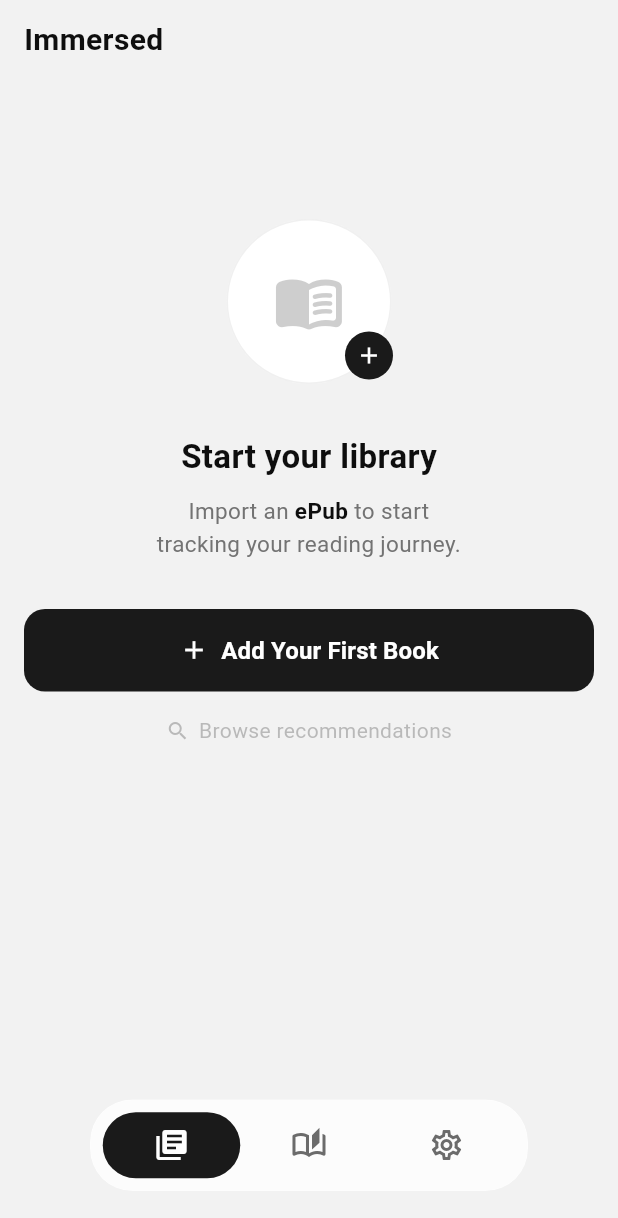
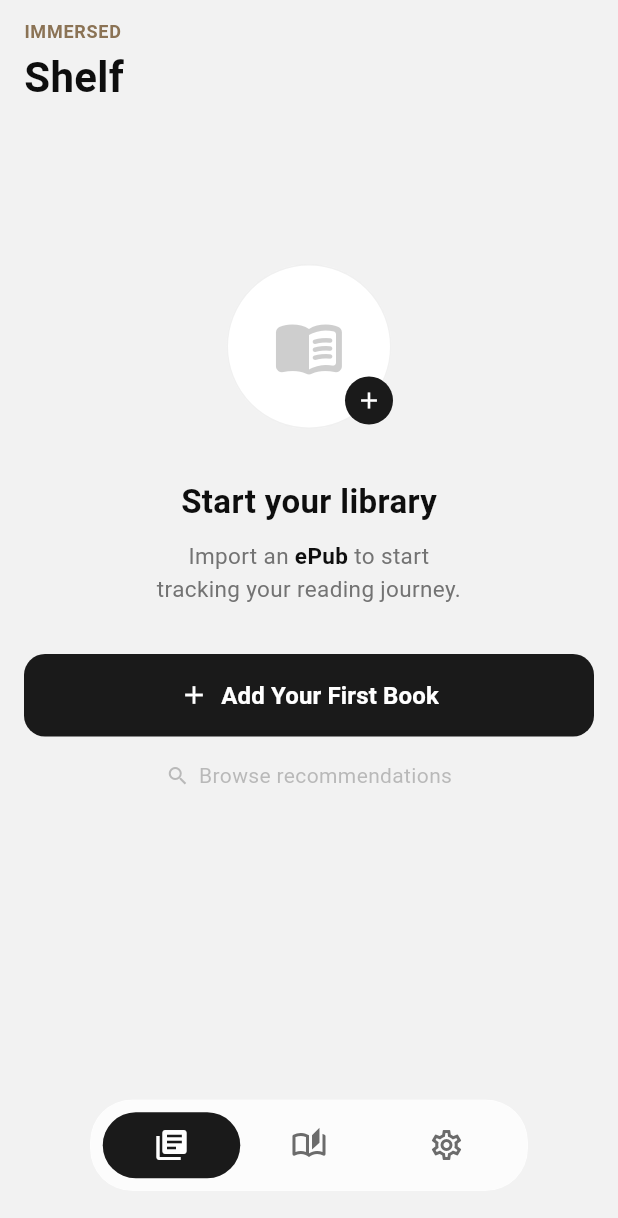
Before and after one commit to BarrySong97/UNI, a Flutter app: the screen it shows after launch, on a phone screen of 412 x 824 dp. Shown: the top 1218 px of the screen. Run offline on Flutter 3.47's test engine with Material 3 defaults, Android fonts, the phone set to English and light mode, and no system bars; our stand-ins replace file_picker, shared_preferences, sqflite; missing offline and left inert: flureadium; accounts and stored records are empty.

Commit message:
feat(library): redesign header and book grid layout
Update header to show IMMERSED label with Shelf title. Convert book grid
from horizontal scroll to 2-column vertical layout with category filter
tabs (All/Reading/Finished) based on reading progress.

Co-Authored-By: Claude <noreply@anthropic.com>

```diff
--- a/lib/components/library/library-header.dart
+++ b/lib/components/library/library-header.dart
@@ -17,15 +17,30 @@ class LibraryHeader extends StatelessWidget {
   @override
   Widget build(BuildContext context) {
     return Row(
-      crossAxisAlignment: CrossAxisAlignment.center,
+      crossAxisAlignment: CrossAxisAlignment.end,
       children: <Widget>[
-        const Text(
-          'Immersed',
-          style: TextStyle(
-            fontSize: 20,
-            fontWeight: FontWeight.w700,
-            color: LibraryDesignTokens.textPrimary,
-          ),
+        const Column(
+          crossAxisAlignment: CrossAxisAlignment.start,
+          children: <Widget>[
+            Text(
+              'IMMERSED',
+              style: TextStyle(
+                fontSize: LibraryDesignTokens.headerLabelSize,
+                fontWeight: FontWeight.w600,
+                color: LibraryDesignTokens.headerLabelColor,
+                letterSpacing: 0.5,
+              ),
+            ),
+            SizedBox(height: 2),
+            Text(
+              'Shelf',
+              style: TextStyle(
+                fontSize: LibraryDesignTokens.headerTitleSize,
+                fontWeight: FontWeight.w700,
+                color: LibraryDesignTokens.textPrimary,
+              ),
+            ),
+          ],
         ),
         const Spacer(),
         if (showImportButton)
--- a/lib/pages/library/library-page-layout.dart
+++ b/lib/pages/library/library-page-layout.dart
@@ -25,6 +25,9 @@ class LibraryPageLayout extends StatelessWidget {
     this.nowReadingProgress = 0,
     this.gridBooks = const <BookEntity>[],
     this.onContinueReadingTap,
+    this.categories = const <String>[],
+    this.activeCategory = 'All',
+    this.onCategoryTap,
     super.key,
   });
 
@@ -40,6 +43,9 @@ class LibraryPageLayout extends StatelessWidget {
   final double nowReadingProgress;
   final List<BookEntity> gridBooks;
   final VoidCallback? onContinueReadingTap;
+  final List<String> categories;
+  final String activeCategory;
+  final ValueChanged<String>? onCategoryTap;
 
   @override
   Widget build(BuildContext context) {
@@ -96,8 +102,13 @@ class LibraryPageLayout extends StatelessWidget {
                       _buildReadingPrompt(),
                     ],
                     const SizedBox(height: 24),
-                    if (gridBooks.isNotEmpty)
-                      LibraryBookGrid(books: gridBooks, onBookTap: onBookTap),
+                    LibraryBookGrid(
+                      books: gridBooks,
+                      onBookTap: onBookTap,
+                      categories: categories,
+                      activeCategory: activeCategory,
+                      onCategoryTap: onCategoryTap ?? (_) {},
+                    ),
                   ],
                 ],
               ),
--- a/lib/pages/library/library-page.dart
+++ b/lib/pages/library/library-page.dart
@@ -55,6 +55,9 @@ class _LibraryPageState extends State<LibraryPage> {
               ? (state.progressMap[nowReading.id] ?? 0)
               : 0,
           gridBooks: gridBooks,
+          categories: state.categories,
+          activeCategory: state.activeCategory,
+          onCategoryTap: (category) => store.setCategory(category),
           onBookTap: (book) => _openBookFromLibrary(book.id),
           onImportTap: () => _pickAndImportBook(context),
           onContinueReadingTap: nowReading != null
@@ -91,7 +94,7 @@ class _LibraryPageState extends State<LibraryPage> {
   }
 
   List<BookEntity> _computeGridBooks(LibraryState state, String? nowReadingId) {
-    final remaining = state.books
+    final remaining = state.filteredBooks
         .where((b) => b.id != nowReadingId)
         .toList();
 
@@ -110,7 +113,7 @@ class _LibraryPageState extends State<LibraryPage> {
       return bTime.compareTo(aTime);
     });
 
-    return remaining.take(8).toList();
+    return remaining;
   }
 
   Future<void> _pickAndImportBook(BuildContext context) async {
--- a/lib/stores/library/library-state.dart
+++ b/lib/stores/library/library-state.dart
@@ -28,8 +28,8 @@ class LibraryState {
   factory LibraryState.initial() => const LibraryState(
     books: <BookEntity>[],
     filteredBooks: <BookEntity>[],
-    categories: <String>['ALL', 'FICTION', 'NON-FICTION', 'DESIGN', 'HISTORY'],
-    activeCategory: 'ALL',
+    categories: <String>['All', 'Reading', 'Finished'],
+    activeCategory: 'All',
     isLoading: false,
   );
 
--- a/lib/stores/library/library-store.dart
+++ b/lib/stores/library/library-store.dart
@@ -211,26 +211,18 @@ class LibraryStore extends ChangeNotifier {
   }
 
   List<BookEntity> _filterByCategory(List<BookEntity> books, String category) {
-    if (category == 'ALL') {
+    if (category == 'All') {
       return books;
     }
-    return books
-        .where((book) => _mapCategory(book) == category)
-        .toList(growable: false);
-  }
-
-  String _mapCategory(BookEntity book) {
-    final bucket = book.id.hashCode.abs() % 4;
-    switch (bucket) {
-      case 0:
-        return 'FICTION';
-      case 1:
-        return 'NON-FICTION';
-      case 2:
-        return 'DESIGN';
-      default:
-        return 'HISTORY';
-    }
+    final progressMap = _state.progressMap;
+    return books.where((book) {
+      final progress = progressMap[book.id] ?? 0;
+      if (category == 'Finished') {
+        return progress >= 1.0;
+      }
+      // "Reading" — has some progress but not finished
+      return progress > 0 && progress < 1.0;
+    }).toList(growable: false);
   }
 
   Uint8List? _decodeCoverDataUrl(String? dataUrl) {
```
Also changed, not shown: lib/components/library/library-book-grid.dart (+80 -97 lines), 1 other file.
